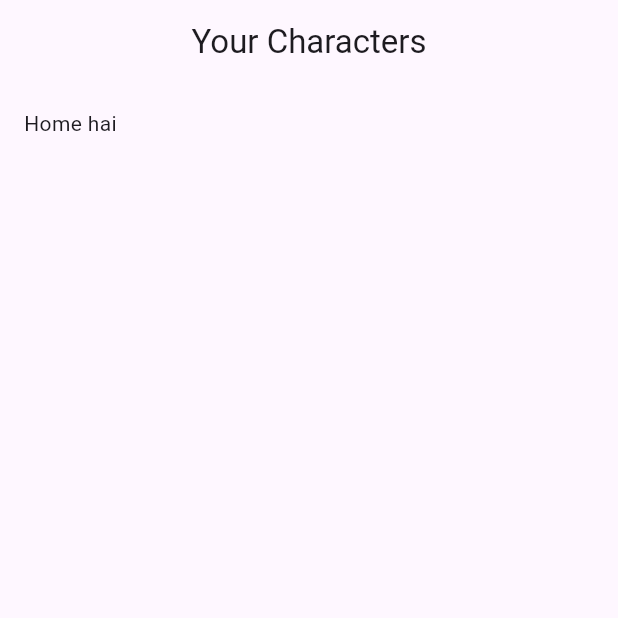
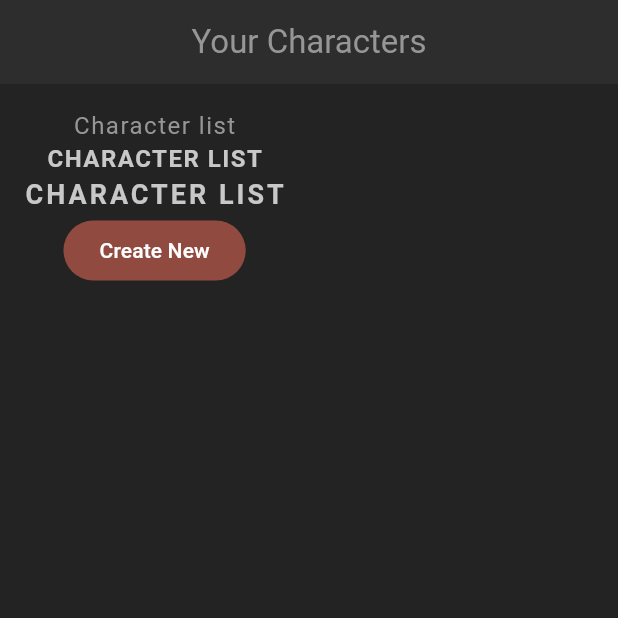
Before and after one commit to ahmadahsins/flutter-rpg, a Flutter app: the screen it shows after launch, on a phone screen of 412 x 824 dp, the top half of it. Run offline on Flutter 3.47's test engine with Material 3 defaults, Android fonts, the phone set to English and light mode, and no system bars.

Commit message:
feat: add custom theme

```diff
--- a/lib/main.dart
+++ b/lib/main.dart
@@ -1,8 +1,9 @@
 import 'package:flutter/material.dart';
 import 'package:flutter_rpg/screens/home.dart';
+import 'package:flutter_rpg/theme.dart';
 
 void main() {
-  runApp(const MaterialApp(home: Home()));
+  runApp(MaterialApp(theme: primaryTheme, home: const Home()));
 }
 
 class Sandbox extends StatelessWidget {
--- a/lib/screens/home.dart
+++ b/lib/screens/home.dart
@@ -1,4 +1,5 @@
 import 'package:flutter/material.dart';
+import 'package:flutter_rpg/shared/styled_text.dart';
 
 class Home extends StatefulWidget {
   const Home({super.key});
@@ -14,7 +15,15 @@ class _HomeState extends State<Home> {
       appBar: AppBar(title: const Text('Your Characters'), centerTitle: true),
       body: Container(
         padding: const EdgeInsets.all(16),
-        child: const Text('Home hai'),
+        child: Column(
+          children: [
+            const StyledText('Character list'),
+            const StyledHeading('Character list'),
+            const StyledTitle('Character list'),
+
+            FilledButton(onPressed: () {}, child: const Text('Create New')),
+          ],
+        ),
       ),
     );
   }
--- /dev/null
+++ b/lib/shared/styled_text.dart
@@ -0,0 +1,40 @@
+import 'package:flutter/material.dart';
+
+class StyledText extends StatelessWidget {
+  const StyledText(this.text, {super.key});
+
+  final String text;
+
+  @override
+  Widget build(BuildContext context) {
+    return Text(text, style: Theme.of(context).textTheme.bodyMedium);
+  }
+}
+
+class StyledHeading extends StatelessWidget {
+  const StyledHeading(this.text, {super.key});
+
+  final String text;
+
+  @override
+  Widget build(BuildContext context) {
+    return Text(
+      text.toUpperCase(),
+      style: Theme.of(context).textTheme.headlineMedium,
+    );
+  }
+}
+
+class StyledTitle extends StatelessWidget {
+  const StyledTitle(this.text, {super.key});
+
+  final String text;
+
+  @override
+  Widget build(BuildContext context) {
+    return Text(
+      text.toUpperCase(),
+      style: Theme.of(context).textTheme.titleMedium,
+    );
+  }
+}
```
Also changed, not shown: lib/theme.dart (added, +48 -0 lines).
